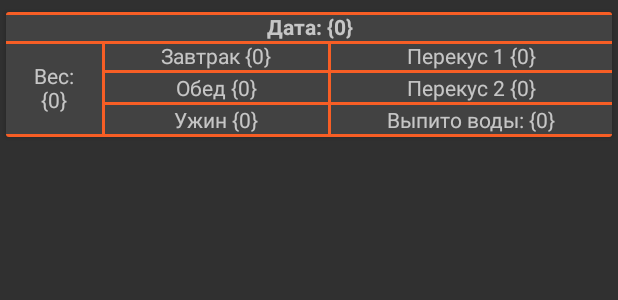
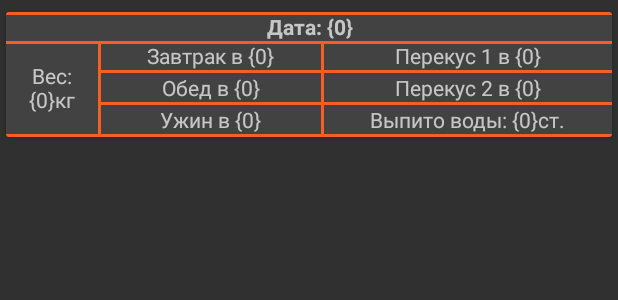
Before and after one commit to parsiphall/Ingestion, an Android app: the layout stats_tab_type_0.xml on its own in the app's theme, with its tools: preview values and no code run, on a phone screen of 412 x 824 dp. Shown: the top 300 px of the screen. Run offline under Robolectric (Android 15) with nearby library versions, the light colour scheme and no system bars.

Commit message:
strings кг fix

```diff
--- a/app/src/main/res/values/strings.xml
+++ b/app/src/main/res/values/strings.xml
@@ -21,10 +21,10 @@
     <string name="general_button_eat">Ем</string>
     <string name="general_button_pass">Пропуск</string>
     <string name="general_water">Выпить воды</string>
-    <string name="general_water_count">Cтаканов(250мл): {0}</string>
+    <string name="general_water_count">Cтаканов(250мл): {0}ст.</string>
     <string name="general_button_water_add">+</string>
     <string name="general_button_water_remove">-</string>
-    <string name="general_this_week_weight">Вес на этой неделе: {0}</string>
+    <string name="general_this_week_weight">Вес на этой неделе: {0}кг</string>
     <string name="general_stats">Статистика</string>
     <string name="general_tomorrow">завтра</string>
     <string name="general_breakfast">завтрак</string>
@@ -35,13 +35,13 @@
     <string name="general_now_ingestion">{0}</string>
     <string name="general_bon_appetite">Приятного аппетита!</string>
     <string name="stats_date">Дата: {0}</string>
-    <string name="stats_week_weight">Вес:\n{0}</string>
-    <string name="stats_breakfast">Завтрак {0}</string>
-    <string name="stats_snack1">Перекус 1 {0}</string>
-    <string name="stats_lunch">Обед {0}</string>
-    <string name="stats_snack2">Перекус 2 {0}</string>
-    <string name="stats_dinner">Ужин {0}</string>
-    <string name="stats_water">Выпито воды: {0}</string>
+    <string name="stats_week_weight">Вес:\n{0}кг</string>
+    <string name="stats_breakfast">Завтрак в {0}</string>
+    <string name="stats_snack1">Перекус 1 в {0}</string>
+    <string name="stats_lunch">Обед в {0}</string>
+    <string name="stats_snack2">Перекус 2 в {0}</string>
+    <string name="stats_dinner">Ужин в {0}</string>
+    <string name="stats_water">Выпито воды: {0}ст.</string>
     <string name="service_over_30_min">Через 30 мин.</string>
     <string name="service_time_to">Пора есть</string>
     <string name="service_passed">Пропущен</string>
```
